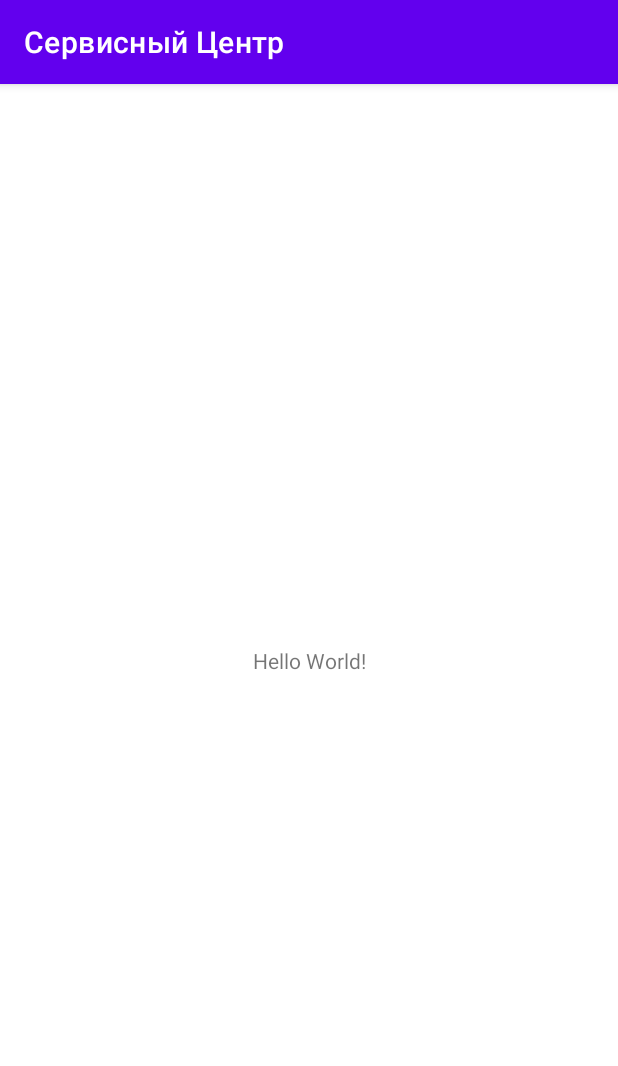
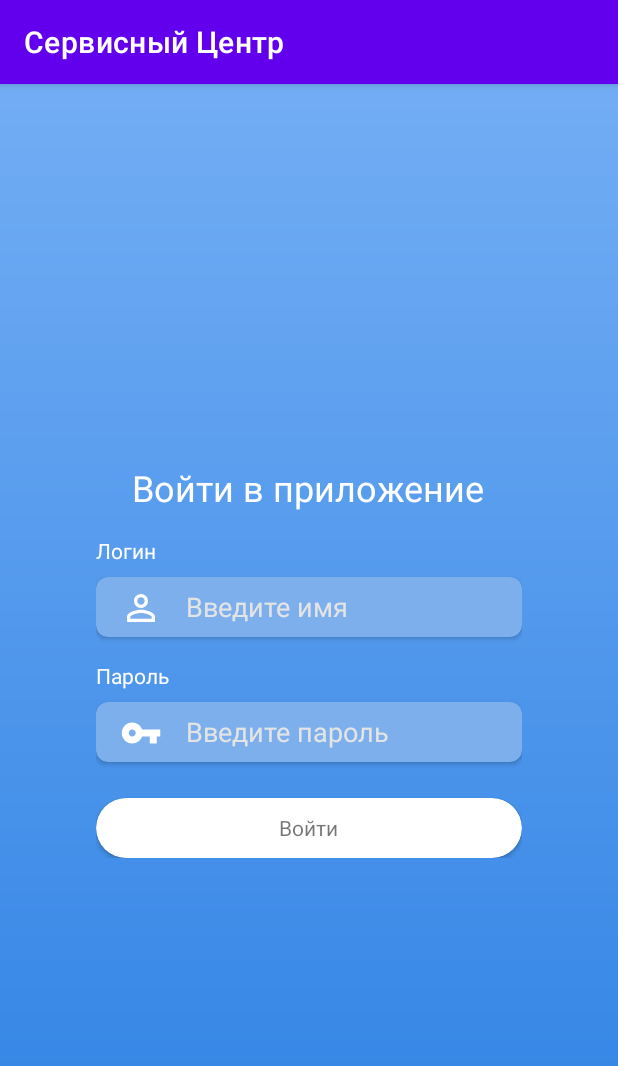
Before and after one commit to aikozin/College_ServiceCenter, an Android app: the screen it shows after launch (MainActivity before the commit, LoginActivity after it), on a phone screen of 412 x 824 dp. Shown: the top 1066 px of the screen. Run offline under Robolectric (Android 15) with nearby library versions, the phone set to English and light mode, and no system bars.

Commit message:
Верстка окна авторизации

```diff
--- a/app/src/main/AndroidManifest.xml
+++ b/app/src/main/AndroidManifest.xml
@@ -9,7 +9,7 @@
         android:supportsRtl="true"
         android:theme="@style/Theme.СервисныйЦентр">
         <activity
-            android:name=".MainActivity"
+            android:name=".LoginActivity"
             android:exported="true">
             <intent-filter>
                 <action android:name="android.intent.action.MAIN" />
--- a/app/src/main/java/ru/ermilov/servicecenter/MainActivity.java
+++ b/app/src/main/java/ru/ermilov/servicecenter/LoginActivity.java
@@ -4,12 +4,12 @@ import androidx.appcompat.app.AppCompatActivity;
 
 import android.os.Bundle;
 
-public class MainActivity extends AppCompatActivity {
+public class LoginActivity extends AppCompatActivity {
 
     @Override
     protected void onCreate(Bundle savedInstanceState) {
         super.onCreate(savedInstanceState);
-        setContentView(R.layout.activity_main);
+        setContentView(R.layout.activity_login);
 
         String srt = "Hello World!";
 
--- /dev/null
+++ b/app/src/main/res/drawable/background_activity_login.xml
@@ -0,0 +1,7 @@
+<?xml version="1.0" encoding="utf-8"?>
+<shape xmlns:android="http://schemas.android.com/apk/res/android" android:shape="rectangle">
+    <gradient
+        android:angle="90"
+        android:startColor="#2D81E4"
+        android:endColor="#72ADF4"/>
+</shape>
--- /dev/null
+++ b/app/src/main/res/drawable/ic_baseline_login_24.xml
@@ -0,0 +1,5 @@
+<vector android:height="24dp" android:tint="#FFFFFF"
+    android:viewportHeight="24" android:viewportWidth="24"
+    android:width="24dp" xmlns:android="http://schemas.android.com/apk/res/android">
+    <path android:fillColor="@android:color/white" android:pathData="M11,7L9.6,8.4l2.6,2.6H2v2h10.2l-2.6,2.6L11,17l5,-5L11,7zM20,19h-8v2h8c1.1,0 2,-0.9 2,-2V5c0,-1.1 -0.9,-2 -2,-2h-8v2h8V19z"/>
+</vector>
--- /dev/null
+++ b/app/src/main/res/drawable/ic_baseline_person_outline_24.xml
@@ -0,0 +1,5 @@
+<vector android:height="24dp" android:tint="#FFFFFF"
+    android:viewportHeight="24" android:viewportWidth="24"
+    android:width="24dp" xmlns:android="http://schemas.android.com/apk/res/android">
+    <path android:fillColor="@android:color/white" android:pathData="M12,5.9c1.16,0 2.1,0.94 2.1,2.1s-0.94,2.1 -2.1,2.1S9.9,9.16 9.9,8s0.94,-2.1 2.1,-2.1m0,9c2.97,0 6.1,1.46 6.1,2.1v1.1L5.9,18.1L5.9,17c0,-0.64 3.13,-2.1 6.1,-2.1M12,4C9.79,4 8,5.79 8,8s1.79,4 4,4 4,-1.79 4,-4 -1.79,-4 -4,-4zM12,13c-2.67,0 -8,1.34 -8,4v3h16v-3c0,-2.66 -5.33,-4 -8,-4z"/>
+</vector>
--- /dev/null
+++ b/app/src/main/res/drawable/ic_baseline_vpn_key_24.xml
@@ -0,0 +1,5 @@
+<vector android:height="24dp" android:tint="#FFFFFF"
+    android:viewportHeight="24" android:viewportWidth="24"
+    android:width="24dp" xmlns:android="http://schemas.android.com/apk/res/android">
+    <path android:fillColor="@android:color/white" android:pathData="M12.65,10C11.83,7.67 9.61,6 7,6c-3.31,0 -6,2.69 -6,6s2.69,6 6,6c2.61,0 4.83,-1.67 5.65,-4H17v4h4v-4h2v-4H12.65zM7,14c-1.1,0 -2,-0.9 -2,-2s0.9,-2 2,-2 2,0.9 2,2 -0.9,2 -2,2z"/>
+</vector>
--- /dev/null
+++ b/app/src/main/res/layout/activity_login.xml
@@ -0,0 +1,146 @@
+<?xml version="1.0" encoding="utf-8"?>
+<androidx.constraintlayout.widget.ConstraintLayout xmlns:android="http://schemas.android.com/apk/res/android"
+    xmlns:app="http://schemas.android.com/apk/res-auto"
+    xmlns:tools="http://schemas.android.com/tools"
+    android:layout_width="match_parent"
+    android:layout_height="match_parent"
+    android:background="@drawable/background_activity_login"
+    tools:context=".LoginActivity">
+
+    <LinearLayout
+        android:layout_width="0dp"
+        android:layout_height="wrap_content"
+        android:layout_marginStart="64dp"
+        android:layout_marginEnd="64dp"
+        android:orientation="vertical"
+        app:layout_constraintBottom_toBottomOf="parent"
+        app:layout_constraintEnd_toEndOf="parent"
+        app:layout_constraintStart_toStartOf="parent"
+        app:layout_constraintTop_toTopOf="parent">
+
+        <TextView
+            android:layout_width="wrap_content"
+            android:layout_height="wrap_content"
+            android:text="@string/login_in_app"
+            android:textSize="24sp"
+            android:textColor="@color/white"
+            android:layout_gravity="center_horizontal"/>
+
+        <TextView
+            android:layout_width="wrap_content"
+            android:layout_height="wrap_content"
+            android:text="@string/login"
+            android:layout_marginTop="16dp"
+            android:textColor="@color/white"
+            android:layout_gravity="start"/>
+
+        <androidx.cardview.widget.CardView
+            android:layout_width="match_parent"
+            android:layout_height="40dp"
+            android:layout_marginTop="8dp"
+            app:cardCornerRadius="8dp"
+            app:cardBackgroundColor="#7CAFEB">
+
+            <androidx.constraintlayout.widget.ConstraintLayout
+                android:layout_width="match_parent"
+                android:layout_height="match_parent"
+                android:paddingTop="8dp"
+                android:paddingBottom="8dp">
+
+                <ImageView
+                    android:id="@+id/imageView"
+                    android:layout_width="28dp"
+                    android:layout_height="28dp"
+                    android:layout_marginStart="16dp"
+                    android:src="@drawable/ic_baseline_person_outline_24"
+                    app:layout_constraintBottom_toBottomOf="parent"
+                    app:layout_constraintStart_toStartOf="parent"
+                    app:layout_constraintTop_toTopOf="parent"
+                    tools:ignore="ContentDescription" />
+
+                <EditText
+                    android:id="@+id/et_login"
+                    android:layout_width="0dp"
+                    android:layout_height="wrap_content"
+                    android:layout_marginStart="16dp"
+                    android:background="@android:color/transparent"
+                    android:hint="@string/input_name"
+                    android:singleLine="true"
+                    android:textColor="@color/white"
+                    android:textColorHint="#E4E4E4"
+                    app:layout_constraintBottom_toBottomOf="parent"
+                    app:layout_constraintEnd_toEndOf="parent"
+                    app:layout_constraintStart_toEndOf="@+id/imageView"
+                    app:layout_constraintTop_toTopOf="parent"
+                    android:autofillHints="name"
+                    android:inputType="text" />
+            </androidx.constraintlayout.widget.ConstraintLayout>
+        </androidx.cardview.widget.CardView>
+
+        <TextView
+            android:layout_width="wrap_content"
+            android:layout_height="wrap_content"
+            android:text="@string/password"
+            android:layout_marginTop="16dp"
+            android:textColor="@color/white"
+            android:layout_gravity="start"/>
+
+        <androidx.cardview.widget.CardView
+            android:layout_width="match_parent"
+            android:layout_height="40dp"
+            android:layout_marginTop="8dp"
+            app:cardCornerRadius="8dp"
+            app:cardBackgroundColor="#7CAFEB">
+
+            <androidx.constraintlayout.widget.ConstraintLayout
+                android:layout_width="match_parent"
+                android:layout_height="match_parent"
+                android:paddingTop="8dp"
+                android:paddingBottom="8dp">
+
+                <ImageView
+                    android:id="@+id/imageView1"
+                    android:layout_width="28dp"
+                    android:layout_height="28dp"
+                    android:layout_marginStart="16dp"
+                    android:src="@drawable/ic_baseline_vpn_key_24"
+                    app:layout_constraintBottom_toBottomOf="parent"
+                    app:layout_constraintStart_toStartOf="parent"
+                    app:layout_constraintTop_toTopOf="parent"
+                    tools:ignore="ContentDescription" />
+
+                <EditText
+                    android:id="@+id/et_password"
+                    android:layout_width="0dp"
+                    android:layout_height="wrap_content"
+                    android:layout_marginStart="16dp"
+                    android:background="@android:color/transparent"
+                    android:hint="@string/input_password"
+                    android:singleLine="true"
+                    android:textColor="@color/white"
+                    android:textColorHint="#E4E4E4"
+                    app:layout_constraintBottom_toBottomOf="parent"
+                    app:layout_constraintEnd_toEndOf="parent"
+                    app:layout_constraintStart_toEndOf="@+id/imageView1"
+                    app:layout_constraintTop_toTopOf="parent"
+                    android:autofillHints="password"
+                    android:inputType="textPassword" />
+            </androidx.constraintlayout.widget.ConstraintLayout>
+        </androidx.cardview.widget.CardView>
+
+        <androidx.cardview.widget.CardView
+            android:layout_width="match_parent"
+            android:layout_height="40dp"
+            android:layout_marginTop="24dp"
+            android:background="@color/white"
+            app:cardCornerRadius="100dp">
+
+            <TextView
+                android:layout_width="wrap_content"
+                android:layout_height="wrap_content"
+                android:layout_gravity="center"
+                android:text="@string/input"/>
+        </androidx.cardview.widget.CardView>
+    </LinearLayout>
+
+</androidx.constraintlayout.widget.ConstraintLayout>
--- a/app/src/main/res/layout/activity_main.xml
+++ /dev/null
@@ -1,18 +0,0 @@
-<?xml version="1.0" encoding="utf-8"?>
-<androidx.constraintlayout.widget.ConstraintLayout xmlns:android="http://schemas.android.com/apk/res/android"
-    xmlns:app="http://schemas.android.com/apk/res-auto"
-    xmlns:tools="http://schemas.android.com/tools"
-    android:layout_width="match_parent"
-    android:layout_height="match_parent"
-    tools:context=".MainActivity">
-
-    <TextView
-        android:layout_width="wrap_content"
-        android:layout_height="wrap_content"
-        android:text="Hello World!"
-        app:layout_constraintBottom_toBottomOf="parent"
-        app:layout_constraintLeft_toLeftOf="parent"
-        app:layout_constraintRight_toRightOf="parent"
-        app:layout_constraintTop_toTopOf="parent" />
-
-</androidx.constraintlayout.widget.ConstraintLayout>
--- a/app/src/main/res/values/strings.xml
+++ b/app/src/main/res/values/strings.xml
@@ -1,3 +1,9 @@
 <resources>
     <string name="app_name">Сервисный Центр</string>
+    <string name="login_in_app">Войти в приложение</string>
+    <string name="login">Логин</string>
+    <string name="input_name">Введите имя</string>
+    <string name="password">Пароль</string>
+    <string name="input_password">Введите пароль</string>
+    <string name="input">Войти</string>
 </resources>
```
